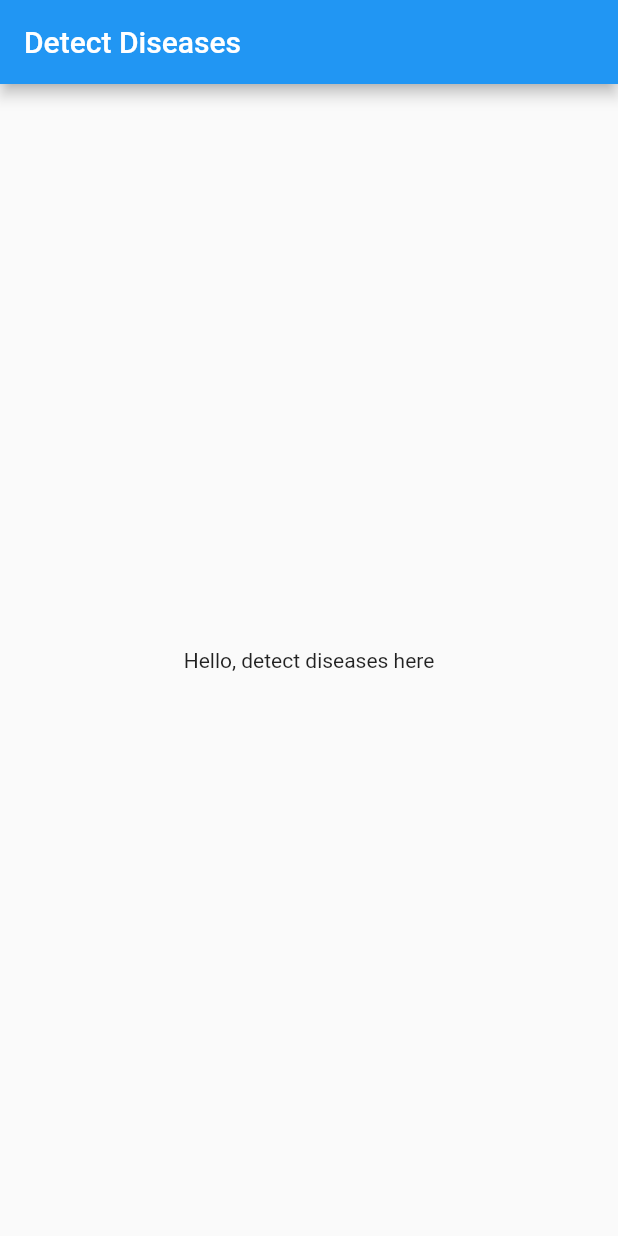
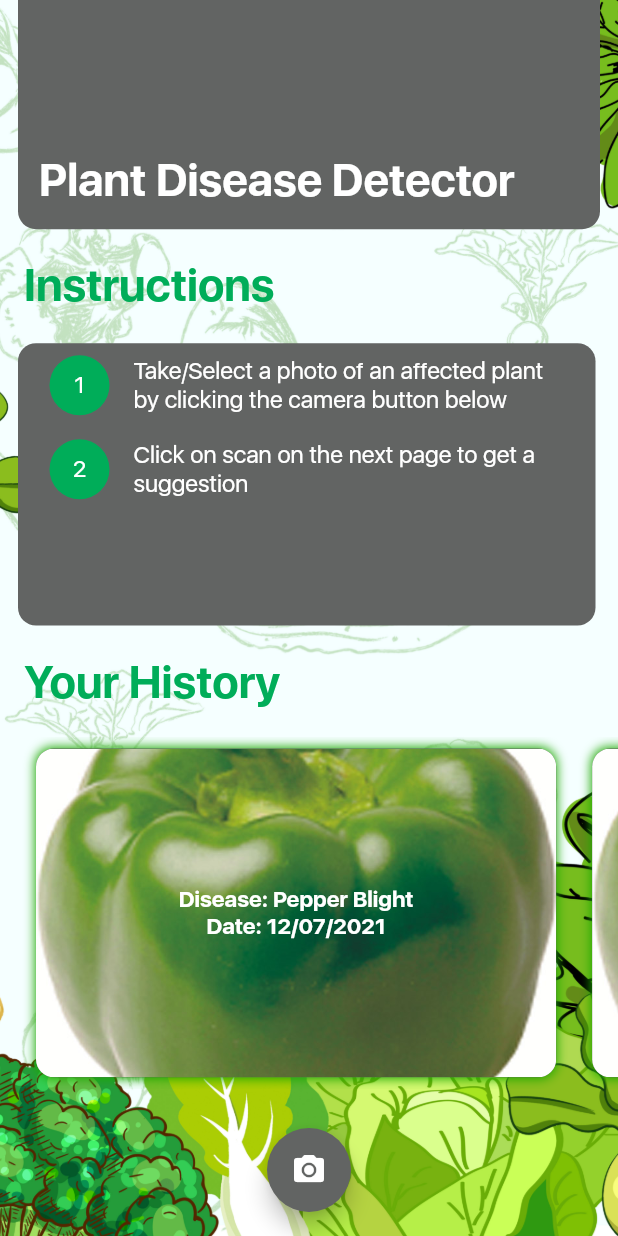
Before and after one commit to root458/Plant-Disease-Detector, a Flutter app: the screen it shows after launch, on a phone screen of 412 x 824 dp. Run offline on Flutter 3.47's test engine with Material 2 defaults, Android fonts, the phone set to English and light mode, and no system bars.

Commit message:
Created Home Page, no functionality

```diff
--- a/lib/constants/constants.dart
+++ b/lib/constants/constants.dart
@@ -0,0 +1,6 @@
+import 'package:flutter/material.dart';
+
+const kMain = Color(0xff00ad59);
+const kAccent = Color(0xff1ca800);
+const kSecondary = Color(0xff626463);
+const kWhite = Color(0xffffffff);
--- a/lib/main.dart
+++ b/lib/main.dart
@@ -10,12 +10,14 @@ class MyApp extends StatelessWidget {
 
   @override
   Widget build(BuildContext context) {
+
     return MaterialApp(
       debugShowCheckedModeBanner: false,
       title: 'Detect diseases',
       theme: ThemeData(
-        primarySwatch: Colors.blue,
-      ),
+          primarySwatch: Colors.green,
+          fontFamily: 'SFRegular'
+        ),
       home: const Home(),
     );
   }
--- /dev/null
+++ b/lib/src/home_page/components/breathingroom.dart
@@ -0,0 +1,15 @@
+import 'package:flutter/material.dart';
+
+class BreathingRoom extends SliverFixedExtentList {
+  BreathingRoom(double height, {Key? key})
+      : super(
+          key: key,
+          delegate: SliverChildBuilderDelegate(
+            (BuildContext context, index) {
+              return Container();
+            },
+            childCount: 1,
+          ),
+          itemExtent: height,
+        );
+}
--- /dev/null
+++ b/lib/src/home_page/components/greeting.dart
@@ -0,0 +1,42 @@
+import 'package:flutter/material.dart';
+import 'package:plant_disease_detector/constants/constants.dart';
+
+class GreetingSection extends SliverFixedExtentList {
+  GreetingSection(double height, {Key? key})
+      : super(
+          key: key,
+          delegate: SliverChildBuilderDelegate(
+            (BuildContext context, index) {
+              return Padding(
+                padding: const EdgeInsets.fromLTRB(12.0, 0, 12.0, 12.0),
+                child: Container(
+                  decoration: const BoxDecoration(
+                    color: kSecondary,
+                    borderRadius: BorderRadius.only(
+                        bottomLeft: Radius.circular(12.0),
+                        bottomRight: Radius.circular(12.0)),
+                  ),
+                  child: Padding(
+                    padding: const EdgeInsets.fromLTRB(14, 0, 0, 15),
+                    child: Column(
+                      mainAxisAlignment: MainAxisAlignment.end,
+                      crossAxisAlignment: CrossAxisAlignment.start,
+                      children: const [
+                        Text(
+                          'Plant Disease Detector',
+                          style: TextStyle(
+                              fontFamily: 'SFBold',
+                              fontSize: 30.0,
+                              color: kWhite),
+                        ),
+                      ],
+                    ),
+                  ),
+                ),
+              );
+            },
+            childCount: 1,
+          ),
+          itemExtent: height,
+        );
+}
--- /dev/null
+++ b/lib/src/home_page/components/history.dart
@@ -0,0 +1,77 @@
+import 'package:flutter/material.dart';
+import 'package:plant_disease_detector/constants/constants.dart';
+
+class HistorySection extends SliverFixedExtentList {
+  HistorySection(Size size, {Key? key})
+      : super(
+          key: key,
+          delegate: SliverChildBuilderDelegate(
+            (BuildContext context, index) {
+              return Padding(
+                padding: const EdgeInsets.fromLTRB(12.0, 12.0, 0, 0),
+                child: SizedBox(
+                  width: size.width,
+                  child: ListView(
+                    padding: const EdgeInsets.symmetric(vertical: 8.0),
+                    addAutomaticKeepAlives: false,
+                    itemExtent: size.width*0.9,
+                    scrollDirection: Axis.horizontal,
+                    children: [
+                      _returnHistoryContainer(),
+                      _returnHistoryContainer(),
+                      _returnHistoryContainer(),
+                    ],
+                  ),
+                ),
+              );
+            },
+            childCount: 1,
+          ),
+          itemExtent: size.height * 0.3,
+        );
+}
+
+Widget _returnHistoryContainer() {
+  return Padding(
+    padding: const EdgeInsets.fromLTRB(12.0, 0, 12.0, 0),
+    child: Container(
+        decoration: BoxDecoration(
+            image: const DecorationImage(
+                image: AssetImage('assets/images/pepper.jpg'), fit: BoxFit.cover),
+            boxShadow: const [
+              BoxShadow(
+                color: kAccent,
+                spreadRadius: 0.5,
+                blurRadius: 5.0,
+              ),
+            ],
+            color: kSecondary,
+            borderRadius: BorderRadius.circular(12.0)),
+        child: Center(
+          child: Column(
+            crossAxisAlignment: CrossAxisAlignment.center,
+            mainAxisAlignment: MainAxisAlignment.center,
+            children: const [
+              Text('Disease: Pepper Blight',
+                  style: TextStyle(color: kWhite, fontSize: 15.0, fontFamily: 'SFBold',)),
+              Text('Date: 12/07/2021',
+                  style: TextStyle(color: kWhite, fontSize: 15.0, fontFamily: 'SFBold',)),
+            ],
+          ),
+        )),
+  );
+}
+
+Widget _returnNothingToShow() {
+  return Container(
+      decoration: BoxDecoration(
+          color: kSecondary, borderRadius: BorderRadius.circular(12.0)),
+      child: const Padding(
+        padding: EdgeInsets.fromLTRB(0, 0, 0, 15),
+        child: Center(
+            child: Text(
+          'Nothing to show',
+          style: TextStyle(color: kWhite),
+        )),
+      ));
+}
--- /dev/null
+++ b/lib/src/home_page/components/instructions.dart
@@ -0,0 +1,59 @@
+import 'package:flutter/material.dart';
+import 'package:plant_disease_detector/constants/constants.dart';
+
+class InstructionsSection extends SliverFixedExtentList {
+  InstructionsSection(Size size, {Key? key})
+      : super(
+          key: key,
+          delegate: SliverChildBuilderDelegate(
+            (BuildContext context, index) {
+              return Padding(
+                padding: const EdgeInsets.fromLTRB(12, 14.0, 15, 12.0),
+                child: Container(
+                  height: size.height * 0.27,
+                  decoration: BoxDecoration(
+                    color: kSecondary,
+                    borderRadius: BorderRadius.circular(12),
+                  ),
+                  child: Padding(
+                    padding: const EdgeInsets.fromLTRB(5, 0, 0, 5),
+                    child: ListView(
+                      children: const [
+                        ListTile(
+                            leading: CircleAvatar(
+                              backgroundColor: kMain,
+                              child: Text(
+                                '1',
+                                style: TextStyle(color: kWhite),
+                              ),
+                            ),
+                            title: Text(
+                              'Take/Select a photo of an affected plant by clicking the camera button below',
+                              style: TextStyle(color: kWhite),
+                            )),
+                        ListTile(
+                          leading: CircleAvatar(
+                            backgroundColor: kMain,
+                            child: Text(
+                              '2',
+                              style: TextStyle(color: kWhite),
+                            ),
+                          ),
+                          title: Text(
+                              'Click on scan on the next page to get a suggestion',
+                              style: TextStyle(color: kWhite)),
+                        ),
+                        ListTile(
+                          title: Text(''),
+                        ),
+                      ],
+                    ),
+                  ),
+                ),
+              );
+            },
+            childCount: 1,
+          ),
+          itemExtent: size.height * 0.26,
+        );
+}
--- /dev/null
+++ b/lib/src/home_page/components/titlesection.dart
@@ -0,0 +1,28 @@
+import 'package:flutter/material.dart';
+import 'package:plant_disease_detector/constants/constants.dart';
+
+class TitleSection extends SliverFixedExtentList {
+  TitleSection(String title, double height, {Key? key})
+      : super(
+          key: key,
+          delegate: SliverChildBuilderDelegate(
+            (BuildContext context, index) {
+              return Column(
+                mainAxisAlignment: MainAxisAlignment.center,
+                crossAxisAlignment: CrossAxisAlignment.start,
+                children: [
+              Padding(
+                padding: const EdgeInsets.fromLTRB(16, 0, 0, 0),
+                child: Text(
+                  title,
+                  style: const TextStyle(fontSize: 30.0, fontFamily: 'SFBold', color: kMain),
+                ),
+              ),
+                ],
+              );
+            },
+            childCount: 1,
+          ),
+          itemExtent: height,
+        );
+}
--- a/lib/src/home_page/home.dart
+++ b/lib/src/home_page/home.dart
@@ -1,17 +1,45 @@
 import 'package:flutter/material.dart';
+import 'package:plant_disease_detector/constants/constants.dart';
+import 'package:plant_disease_detector/src/home_page/components/greeting.dart';
+import 'package:plant_disease_detector/src/home_page/components/history.dart';
+import 'package:plant_disease_detector/src/home_page/components/instructions.dart';
+import 'package:plant_disease_detector/src/home_page/components/titlesection.dart';
 
 class Home extends StatelessWidget {
   const Home({Key? key}) : super(key: key);
 
   @override
   Widget build(BuildContext context) {
+
+    Size size = MediaQuery.of(context).size;
+
     return Scaffold(
-      appBar: AppBar(
-        title: const Text('Detect Diseases'),
+      floatingActionButtonLocation: FloatingActionButtonLocation.centerFloat,
+      floatingActionButton: FloatingActionButton(
+        backgroundColor: kSecondary,
+        child: const Icon(
+          Icons.camera_alt,
+          color: kWhite,
+        ),
+        onPressed: () {}
+        ),
+      body: Container(
+        decoration: const BoxDecoration(
+          image: DecorationImage(
+            image: AssetImage('assets/images/bg.jpg'),
+            fit: BoxFit.cover
+          ),
+        ),
+        child: CustomScrollView(
+          slivers: [
+            GreetingSection(size.height*0.2),
+            TitleSection('Instructions', 50.0),
+            InstructionsSection(size),
+            TitleSection('Your History', 50.0),
+            HistorySection(size)
+          ],
+        ),
       ),
-      body: const Center(
-        child: Text('Hello, detect diseases here'),
-        ),
     );
   }
 }
```
Also changed, not shown: pubspec.yaml (+9 -14 lines), assets/fonts/SFBold.otf (added), assets/fonts/SFRegular.otf (added), assets/images/bg.jpg (added), assets/images/pepper.jpg (added), lib/src/home_page/components/list_scroll.dart (added), 1 other file.
